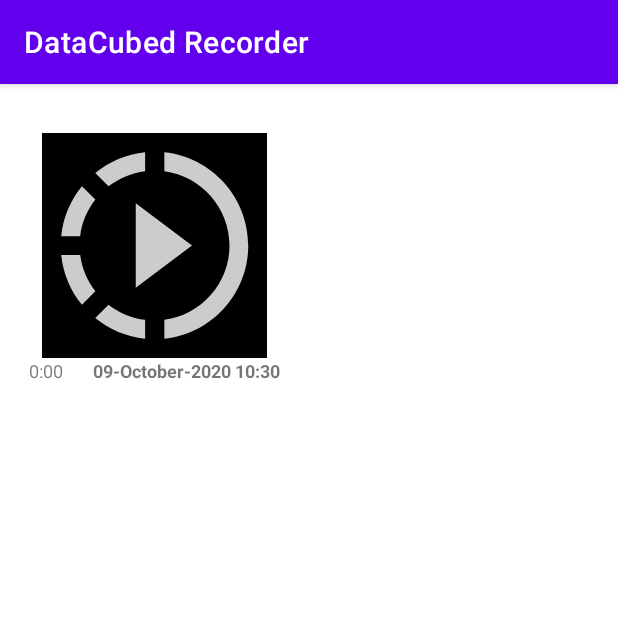
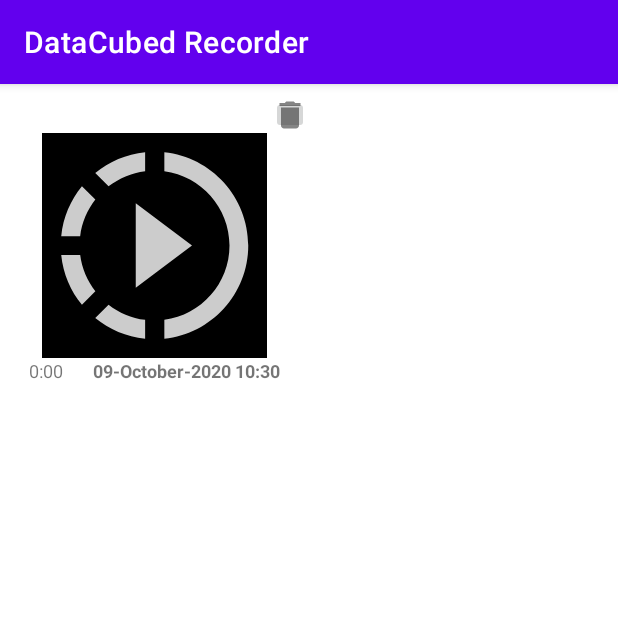
Before and after one commit to dhchung317/DataCubedRecorder, an Android app: the fragment SavedRecordingsFragment shown on its own in the app's theme, on a phone screen of 412 x 824 dp, the top half of it. Run offline under Robolectric (Android 15) with nearby library versions, the phone set to English and light mode, and no system bars; our stand-ins replace Room's generated code.

Commit message:
documentation, todos, delete button asset

```diff
--- a/app/src/main/java/com/example/datacubedrecorder/data/MainRepository.kt
+++ b/app/src/main/java/com/example/datacubedrecorder/data/MainRepository.kt
@@ -12,5 +12,7 @@ interface MainRepository {
 
     fun insertRecording(recording: RecordingModel): Long
 
+    fun deleteRecordingByTitle(title: String)
+
     fun clearDatabase()
 }
--- a/app/src/main/java/com/example/datacubedrecorder/data/MainRepositoryImpl.kt
+++ b/app/src/main/java/com/example/datacubedrecorder/data/MainRepositoryImpl.kt
@@ -17,6 +17,10 @@ class MainRepositoryImpl(private val recordingDao: RecordingDao): MainRepository
         return recordingDao.insert(recording)
     }
 
+    override fun deleteRecordingByTitle(title: String) {
+        return recordingDao.deleteByTitle(title)
+    }
+
     override fun clearDatabase() {
         recordingDao.deleteAll()
     }
--- a/app/src/main/java/com/example/datacubedrecorder/data/database/dao/RecordingDao.kt
+++ b/app/src/main/java/com/example/datacubedrecorder/data/database/dao/RecordingDao.kt
@@ -16,6 +16,9 @@ interface RecordingDao {
     @Insert(onConflict = OnConflictStrategy.REPLACE)
     fun insert(recording: RecordingModel): Long
 
+    @Query("DELETE FROM recordings WHERE title = :title")
+    fun deleteByTitle(title: String)
+
     @Query("DELETE FROM recordings")
     fun deleteAll()
 }
--- a/app/src/main/java/com/example/datacubedrecorder/ui/MainViewModel.kt
+++ b/app/src/main/java/com/example/datacubedrecorder/ui/MainViewModel.kt
@@ -27,4 +27,8 @@ class MainViewModel(application: Application): AndroidViewModel(application) {
     fun insertRecording(recordingModel: RecordingModel){
         repository.insertRecording(recordingModel)
     }
+
+    fun deleteByTitle(title: String){
+        repository.deleteRecordingByTitle(title)
+    }
 }
--- a/app/src/main/java/com/example/datacubedrecorder/ui/savedrecordings/SavedRecordingsFragment.kt
+++ b/app/src/main/java/com/example/datacubedrecorder/ui/savedrecordings/SavedRecordingsFragment.kt
@@ -41,6 +41,8 @@ class SavedRecordingsFragment : Fragment() {
         recordingsRecyclerView.layoutManager = GridLayoutManager(requireContext(),2)
         adapter = SavedRecordingsAdapter(listOf())
         recordingsRecyclerView.adapter = adapter
-
     }
 }
+
+//TODO onclick items to play,
+//TODO long press to show menu for deletion
--- /dev/null
+++ b/app/src/main/res/drawable-anydpi/delete_item.xml
@@ -0,0 +1,11 @@
+<vector xmlns:android="http://schemas.android.com/apk/res/android"
+    android:width="24dp"
+    android:height="24dp"
+    android:viewportWidth="24"
+    android:viewportHeight="24"
+    android:tint="#333333"
+    android:alpha="0.6">
+  <path
+      android:fillColor="@android:color/white"
+      android:pathData="M6,19c0,1.1 0.9,2 2,2h8c1.1,0 2,-0.9 2,-2V7H6v12zM19,4h-3.5l-1,-1h-5l-1,1H5v2h14V4z"/>
+</vector>
--- a/app/src/main/res/layout/recording_itemview.xml
+++ b/app/src/main/res/layout/recording_itemview.xml
@@ -6,15 +6,24 @@
     xmlns:app="http://schemas.android.com/apk/res-auto"
     android:orientation="vertical">
 
+    <ImageButton
+        android:id="@+id/delete_item_button"
+        android:layout_width="25dp"
+        android:layout_height="25dp"
+        android:layout_marginTop="8dp"
+        android:src="@drawable/delete_item"
+        app:layout_constraintTop_toTopOf="parent"
+        app:layout_constraintEnd_toEndOf="parent"
+        app:layout_constraintStart_toEndOf="@id/item_title"/>
     <TextView
         android:id="@+id/item_title"
-        android:layout_width="match_parent"
+        android:layout_width="0dp"
         android:layout_height="wrap_content"
         android:textSize="18sp"
         android:textAlignment="center"
         android:layout_marginTop="8dp"
         app:layout_constraintStart_toStartOf="parent"
-        app:layout_constraintEnd_toEndOf="parent"
+        app:layout_constraintEnd_toStartOf="@id/delete_item_button"
         app:layout_constraintTop_toTopOf="parent"
         app:layout_constraintBottom_toTopOf="@id/item_image"
         tools:text="@string/placeholder_title_text"
```
Also changed, not shown: app/src/main/java/com/example/datacubedrecorder/data/database/model/RecordingModel.kt (+15 -0 lines), app/src/main/res/drawable-hdpi/delete_item.png (added), app/src/main/res/drawable-mdpi/delete_item.png (added), app/src/main/res/drawable-xhdpi/delete_item.png (added), app/src/main/res/drawable-xxhdpi/delete_item.png (added).
